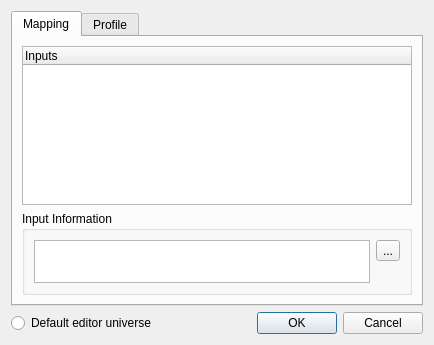
Andersbakken/qlc, file main/inputpatcheditor.ui: the form before one commit.
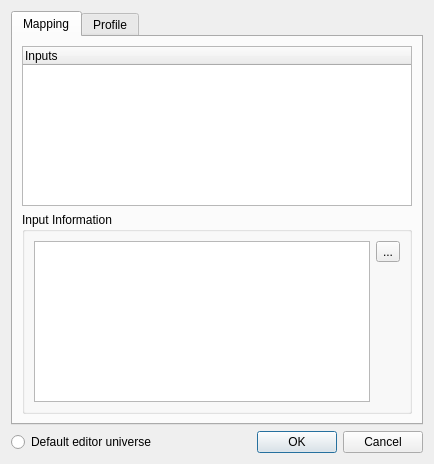
The form after the commit. Icons and pictures are not drawn.

```diff
--- a/main/inputpatcheditor.ui
+++ b/main/inputpatcheditor.ui
@@ -1,12 +1,12 @@
 <ui version="4.0" >
  <class>InputPatchEditor</class>
- <widget class="QDialog" name="InputPatchEditor" >
-  <property name="geometry" >
+ <widget class="QDialog" name="InputPatchEditor">
+  <property name="geometry">
    <rect>
     <x>0</x>
     <y>0</y>
     <width>434</width>
-    <height>345</height>
+    <height>464</height>
    </rect>
   </property>
   <property name="windowTitle" >
@@ -24,7 +24,13 @@
       </attribute>
       <layout class="QVBoxLayout" name="verticalLayout_2" >
        <item>
-        <widget class="QTreeWidget" name="m_mapTree" >
+        <widget class="QTreeWidget" name="m_mapTree">
+         <property name="sizePolicy">
+          <sizepolicy hsizetype="Expanding" vsizetype="Expanding">
+           <horstretch>0</horstretch>
+           <verstretch>0</verstretch>
+          </sizepolicy>
+         </property>
          <column>
           <property name="text" >
            <string>Inputs</string>
@@ -33,9 +39,9 @@
         </widget>
        </item>
        <item>
-        <widget class="QGroupBox" name="m_infoGroup" >
-         <property name="sizePolicy" >
-          <sizepolicy vsizetype="Maximum" hsizetype="Preferred" >
+        <widget class="QGroupBox" name="m_infoGroup">
+         <property name="sizePolicy">
+          <sizepolicy hsizetype="Expanding" vsizetype="Expanding">
            <horstretch>0</horstretch>
            <verstretch>0</verstretch>
           </sizepolicy>
@@ -49,8 +55,8 @@
             <property name="orientation" >
              <enum>Qt::Vertical</enum>
             </property>
-            <property name="sizeType" >
-             <enum>QSizePolicy::Maximum</enum>
+            <property name="sizeType">
+             <enum>QSizePolicy::Expanding</enum>
             </property>
             <property name="sizeHint" stdset="0" >
              <size>
@@ -60,10 +66,10 @@
             </property>
            </spacer>
           </item>
-          <item rowspan="2" row="0" column="0" >
-           <widget class="QTextBrowser" name="m_infoBrowser" >
-            <property name="sizePolicy" >
-             <sizepolicy vsizetype="Ignored" hsizetype="Expanding" >
+          <item row="0" column="0" rowspan="2">
+           <widget class="QTextBrowser" name="m_infoBrowser">
+            <property name="sizePolicy">
+             <sizepolicy hsizetype="Expanding" vsizetype="Expanding">
               <horstretch>0</horstretch>
               <verstretch>0</verstretch>
              </sizepolicy>
```
Left out of the diff: 143 changed lines with no effect on the pictures.
